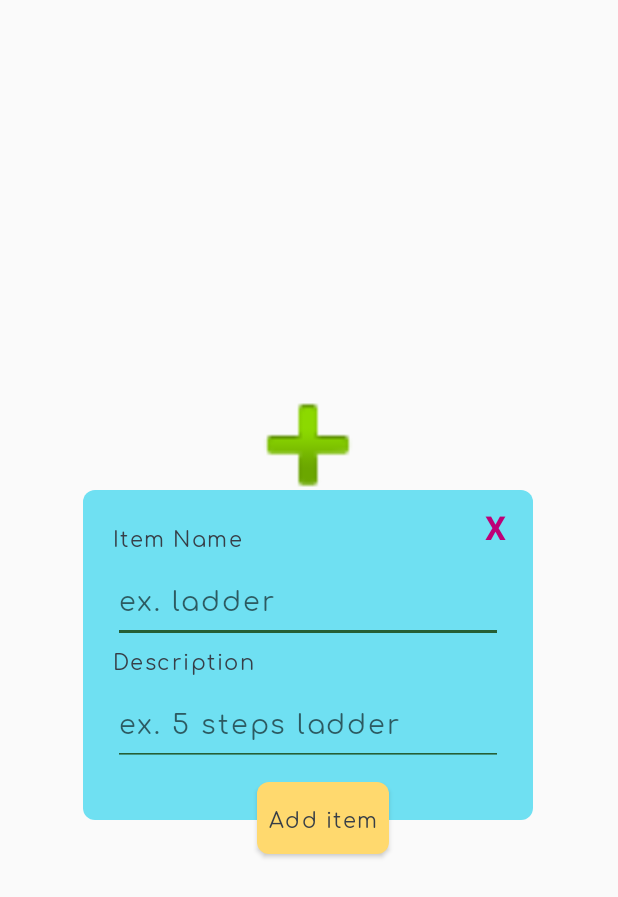
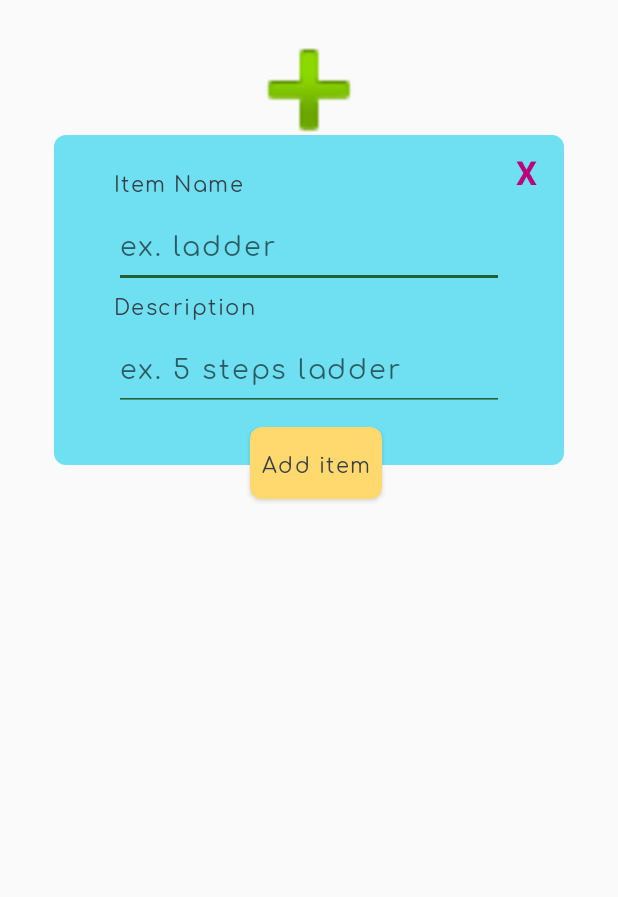
Before and after one commit to Yaelsarusi/Neighborly, an Android app: the layout popup_add_item.xml on its own in the app's theme, with its tools: preview values and no code run, on a phone screen of 412 x 824 dp. Shown: the top 897 px of the screen. Run offline under Robolectric (Android 15) with nearby library versions, the phone set to English and light mode, and no system bars.

Commit message:
design of add item

```diff
--- a/app/src/main/java/com/example/neighborly/AddItemActivity.java
+++ b/app/src/main/java/com/example/neighborly/AddItemActivity.java
@@ -11,6 +11,8 @@ import android.os.Bundle;
 import android.provider.MediaStore;
 import android.util.DisplayMetrics;
 import android.view.View;
+import android.view.Window;
+import android.view.WindowManager;
 import android.widget.Button;
 import android.widget.EditText;
 import android.widget.TextView;
@@ -55,6 +57,10 @@ public class AddItemActivity extends Activity {
     protected void onCreate(Bundle savedInstanceState) {
         super.onCreate(savedInstanceState);
         setContentView(R.layout.popup_add_item);
+        Objects.requireNonNull(getWindow()).setBackgroundDrawableResource(android.R.color.transparent);
+        WindowManager.LayoutParams windowManager = getWindow().getAttributes();
+        windowManager.dimAmount = 0.4f;
+        getWindow().addFlags(WindowManager.LayoutParams.FLAG_DIM_BEHIND);
 
         DisplayMetrics metrics = new DisplayMetrics();
         getWindowManager().getDefaultDisplay().getMetrics(metrics);
--- a/app/src/main/res/layout/popup_add_item.xml
+++ b/app/src/main/res/layout/popup_add_item.xml
@@ -1,7 +1,7 @@
 <LinearLayout xmlns:android="http://schemas.android.com/apk/res/android"
     xmlns:tools="http://schemas.android.com/tools"
-    android:layout_width="350dp"
-    android:layout_height="wrap_content"
+    android:layout_width="match_parent"
+    android:layout_height="match_parent"
     android:layout_gravity="center"
     android:background="@android:color/transparent"
     android:orientation="vertical"
@@ -16,7 +16,7 @@
         android:src="@android:drawable/ic_input_add" />
 
     <LinearLayout
-        android:layout_width="300dp"
+        android:layout_width="340dp"
         android:layout_height="220dp"
         android:layout_gravity="center"
         android:layout_marginTop="-20dp"
@@ -38,11 +38,11 @@
 
         <LinearLayout
             android:layout_width="match_parent"
-            android:layout_height="266dp"
+            android:layout_height="match_parent"
             android:orientation="horizontal">
 
             <Space
-                android:layout_width="20dp"
+                android:layout_width="40dp"
                 android:layout_height="22dp" />
 
             <LinearLayout
@@ -105,7 +105,7 @@
         android:orientation="horizontal">
 
         <Space
-            android:layout_width="50dp"
+            android:layout_width="40dp"
             android:layout_height="wrap_content"
             android:layout_weight="1" />
 
```
